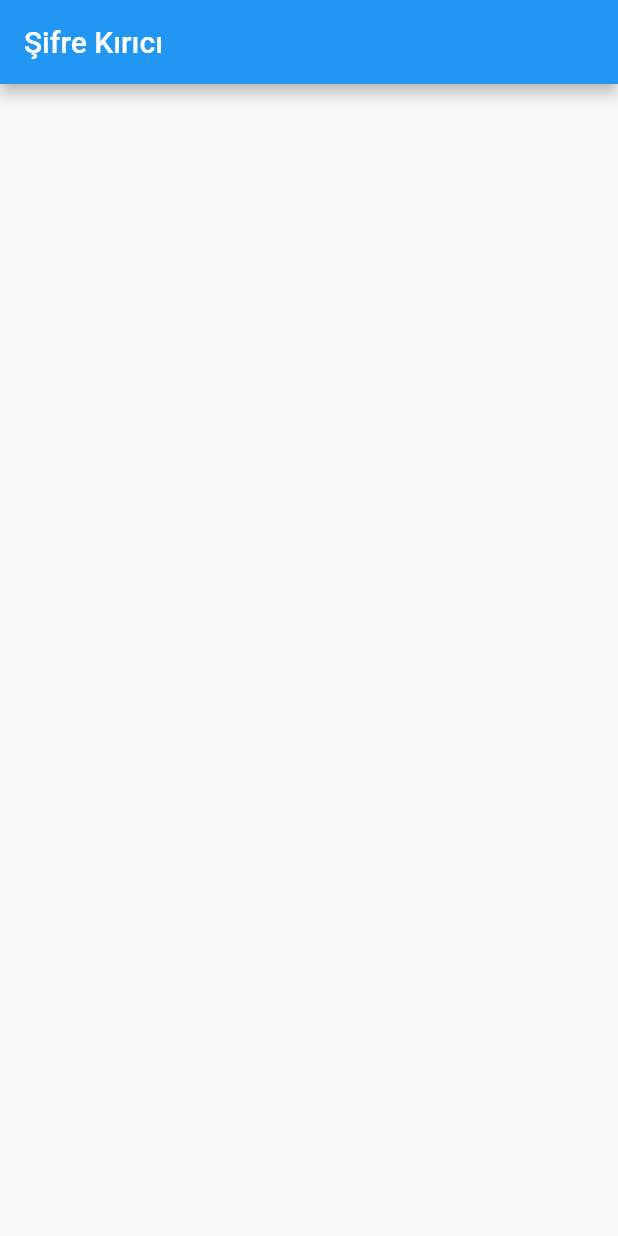
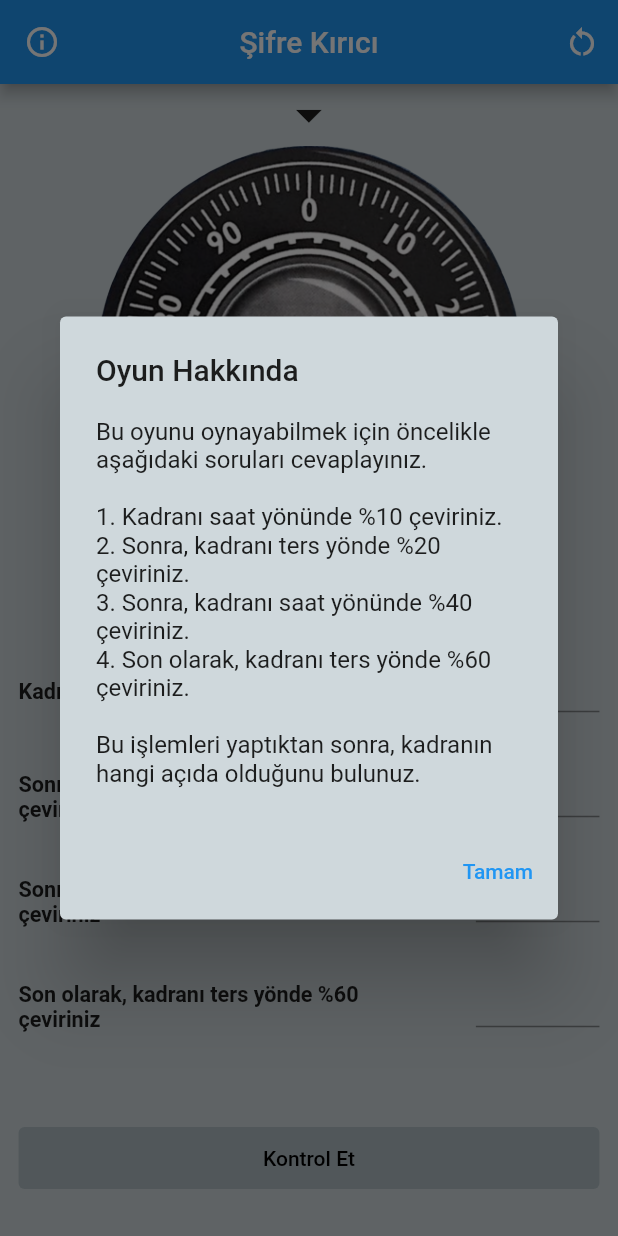
Before and after one commit to hesty/password-cracker-game, a Flutter app: the screen it shows after launch, on a phone screen of 412 x 824 dp. Run offline on Flutter 3.47's test engine with Material 2 defaults, Android fonts, the phone set to English and light mode, and no system bars.

Commit message:
add project screens

```diff
--- a/lib/game_view.dart
+++ /dev/null
@@ -1,20 +0,0 @@
-import 'package:flutter/material.dart';
-
-class GameView extends StatefulWidget {
-  const GameView({super.key});
-
-  @override
-  State<GameView> createState() => _GameViewState();
-}
-
-class _GameViewState extends State<GameView> {
-  @override
-  Widget build(BuildContext context) {
-    return Scaffold(
-      appBar: AppBar(
-        title: const Text('Şifre Kırıcı'),
-      ),
-      body: const Center(),
-    );
-  }
-}
--- a/lib/main.dart
+++ b/lib/main.dart
@@ -1,5 +1,5 @@
 import 'package:flutter/material.dart';
-import 'package:password_cracker_game/game_view.dart';
+import 'package:password_cracker_game/view/game_view.dart';
 
 void main() => runApp(const MyApp());
 
--- /dev/null
+++ b/lib/util/screen_size.dart
@@ -0,0 +1,13 @@
+import 'package:flutter/material.dart';
+
+class ScreenSize {
+  // get screen width in percentage
+  static width(double p, BuildContext context) {
+    return MediaQuery.of(context).size.width * (p / 100);
+  }
+
+  // get screen height in percentage
+  static height(double p, BuildContext context) {
+    return MediaQuery.of(context).size.height * (p / 100);
+  }
+}
--- /dev/null
+++ b/lib/view/game_view.dart
@@ -0,0 +1,269 @@
+import 'package:flutter/material.dart';
+
+import '../util/screen_size.dart';
+
+class GameView extends StatefulWidget {
+  const GameView({super.key});
+
+  @override
+  State<GameView> createState() => _GameViewState();
+}
+
+class _GameViewState extends State<GameView> {
+  // dial angle in radians
+  double _finalAngle = 0.0;
+  double _oldAngle = 0.0;
+  double _upsetAngle = 0.0;
+
+  final TextEditingController _firstQuestionController = TextEditingController(),
+      _secondQuestionController = TextEditingController(),
+      _thirdQuestionController = TextEditingController(),
+      _fourthQuestionController = TextEditingController();
+
+  final _formKey = GlobalKey<FormState>();
+
+  @override
+  void initState() {
+    // open game info dialog when the app starts
+    WidgetsBinding.instance.addPostFrameCallback((_) => _gameInfoDialog());
+    super.initState();
+  }
+
+  @override
+  Widget build(BuildContext context) {
+    return Scaffold(
+      backgroundColor: Colors.blueGrey[100],
+      appBar: AppBar(
+        title: const Text('Şifre Kırıcı'),
+        centerTitle: true,
+        actions: [_resetButton()],
+        leading: IconButton(
+          icon: const Icon(Icons.info_outline),
+          onPressed: () => _gameInfoDialog(),
+        ),
+      ),
+      body: SingleChildScrollView(
+        physics: const ClampingScrollPhysics(),
+        child: Column(
+          children: [
+            Icon(
+              Icons.arrow_drop_down,
+              size: ScreenSize.width(10, context),
+            ),
+            _dialWidget(),
+            SizedBox(height: ScreenSize.height(5, context)),
+            Padding(
+              padding: EdgeInsets.symmetric(horizontal: ScreenSize.width(3, context)),
+              child: Form(
+                key: _formKey,
+                child: Column(
+                  mainAxisAlignment: MainAxisAlignment.start,
+                  crossAxisAlignment: CrossAxisAlignment.center,
+                  children: [
+                    Row(
+                      mainAxisAlignment: MainAxisAlignment.spaceBetween,
+                      crossAxisAlignment: CrossAxisAlignment.center,
+                      children: [
+                        _customQuestionText('Kadranı saat yönünde %10 çeviriniz'),
+                        SizedBox(
+                            width: ScreenSize.width(20, context),
+                            child: TextFormField(
+                              keyboardType: TextInputType.number,
+                              decoration: InputDecoration(helperText: ''),
+                              controller: _firstQuestionController,
+                              validator: (value) {
+                                if (value == "90") {
+                                  return null;
+                                }
+                                return 'Yanlış cevap';
+                              },
+                            )),
+                      ],
+                    ),
+                    Row(
+                      mainAxisAlignment: MainAxisAlignment.spaceBetween,
+                      crossAxisAlignment: CrossAxisAlignment.center,
+                      children: [
+                        _customQuestionText('Sonra,kadranı ters yönde %20\nçeviriniz'),
+                        SizedBox(
+                            width: ScreenSize.width(20, context),
+                            child: TextFormField(
+                              keyboardType: TextInputType.number,
+                              controller: _secondQuestionController,
+                              decoration: InputDecoration(helperText: ''),
+                              validator: (value) {
+                                if (value == "10") {
+                                  return null;
+                                }
+                                return 'Yanlış cevap';
+                              },
+                            )),
+                      ],
+                    ),
+                    Row(
+                      mainAxisAlignment: MainAxisAlignment.spaceBetween,
+                      crossAxisAlignment: CrossAxisAlignment.center,
+                      children: [
+                        _customQuestionText('Sonra, kadranı saat yönünde %40\nçeviriniz'),
+                        SizedBox(
+                            width: ScreenSize.width(20, context),
+                            child: TextFormField(
+                              keyboardType: TextInputType.number,
+                              controller: _thirdQuestionController,
+                              decoration: InputDecoration(helperText: ''),
+                              validator: (value) {
+                                if (value == "70") {
+                                  return null;
+                                }
+                                return 'Yanlış cevap';
+                              },
+                            )),
+                      ],
+                    ),
+                    Row(
+                      mainAxisAlignment: MainAxisAlignment.spaceBetween,
+                      crossAxisAlignment: CrossAxisAlignment.center,
+                      children: [
+                        _customQuestionText('Son olarak, kadranı ters yönde %60\nçeviriniz'),
+                        SizedBox(
+                            width: ScreenSize.width(20, context),
+                            child: TextFormField(
+                              keyboardType: TextInputType.number,
+                              controller: _fourthQuestionController,
+                              decoration: InputDecoration(helperText: ''),
+                              validator: (value) {
+                                if (value == "30") {
+                                  return null;
+                                }
+                                return 'Yanlış cevap';
+                              },
+                            )),
+                      ],
+                    ),
+                    SizedBox(height: ScreenSize.height(5, context)),
+                    TextButton(
+                        onPressed: () {
+                          if (_formKey.currentState!.validate()) {
+                            showDialog(
+                                context: context,
+                                builder: (ctx) => AlertDialog(
+                                      backgroundColor: Colors.blueGrey[100],
+                                      title: const Text('Tebrikler'),
+                                      content: Column(
+                                        mainAxisSize: MainAxisSize.min,
+                                        children: [
+                                          Icon(
+                                            Icons.check_circle,
+                                            color: Colors.green,
+                                            size: ScreenSize.height(10, context),
+                                          ),
+                                          SizedBox(
+                                            height: ScreenSize.height(5, context),
+                                          ),
+                                          Text('Tüm soruları doğru cevapladınız'),
+                                        ],
+                                      ),
+                                      actions: [
+                                        TextButton(
+                                            onPressed: () {
+                                              Navigator.of(context).pop();
+                                            },
+                                            child: const Text('Tamam'))
+                                      ],
+                                    ));
+                          }
+                        },
+                        style: ButtonStyle(
+                            fixedSize: MaterialStateProperty.all(
+                                Size(ScreenSize.width(100, context), ScreenSize.height(5, context))),
+                            backgroundColor: MaterialStateProperty.all(Colors.blueGrey[200]),
+                            foregroundColor: MaterialStateProperty.all(Colors.black)),
+                        child: const Text('Kontrol Et'))
+                  ],
+                ),
+              ),
+            ),
+          ],
+        ),
+      ),
+    );
+  }
+
+  Widget _resetButton() {
+    return IconButton(
+      icon: const Icon(Icons.restart_alt),
+      onPressed: () {
+        // reset dial angle
+        setState(() {
+          _finalAngle = 0.0;
+          _oldAngle = 0.0;
+          _upsetAngle = 0.0;
+        });
+
+        // reset text fields
+        _firstQuestionController.clear();
+        _secondQuestionController.clear();
+        _thirdQuestionController.clear();
+        _fourthQuestionController.clear();
+
+        _formKey.currentState!.reset();
+      },
+    );
+  }
+
+  Widget _customQuestionText(String text) {
+    return Text(text,
+        textAlign: TextAlign.start,
+        style: TextStyle(
+          fontSize: ScreenSize.width(3.5, context),
+          fontWeight: FontWeight.bold,
+        ));
+  }
+
+  Widget _dialWidget() {
+    var centerOfGestureDetector = Offset(ScreenSize.width(50, context), ScreenSize.height(50, context));
+
+    return GestureDetector(
+        onPanStart: (details) {
+          final touchPositionFromCenter = details.localPosition - centerOfGestureDetector;
+          _upsetAngle = _oldAngle - touchPositionFromCenter.direction;
+        },
+        onPanEnd: (details) {
+          setState(() => _oldAngle = _finalAngle);
+        },
+        onPanUpdate: (details) {
+          final touchPositionFromCenter = details.localPosition - centerOfGestureDetector;
+          setState(() => _finalAngle = touchPositionFromCenter.direction + _upsetAngle);
+        },
+        child: Transform.rotate(
+          angle: _finalAngle,
+          child: Center(
+              child: Image.asset(
+            'assets/images/dial.png',
+            height: ScreenSize.height(35, context),
+          )),
+        ));
+  }
+
+  void _gameInfoDialog() {
+    showDialog(
+        context: context,
+        builder: (ctx) => AlertDialog(
+              backgroundColor: Colors.blueGrey[100],
+              title: const Text('Oyun Hakkında'),
+              content: const Text('Bu oyunu oynayabilmek için öncelikle aşağıdaki soruları cevaplayınız.\n\n'
+                  '1. Kadranı saat yönünde %10 çeviriniz.\n'
+                  '2. Sonra, kadranı ters yönde %20 çeviriniz.\n'
+                  '3. Sonra, kadranı saat yönünde %40 çeviriniz.\n'
+                  '4. Son olarak, kadranı ters yönde %60 çeviriniz.\n\n'
+                  'Bu işlemleri yaptıktan sonra, kadranın hangi açıda olduğunu bulunuz.'),
+              actions: [
+                TextButton(
+                    onPressed: () {
+                      Navigator.of(context).pop();
+                    },
+                    child: const Text('Tamam'))
+              ],
+            ));
+  }
+}
```
Also changed, not shown: 3 other files.
